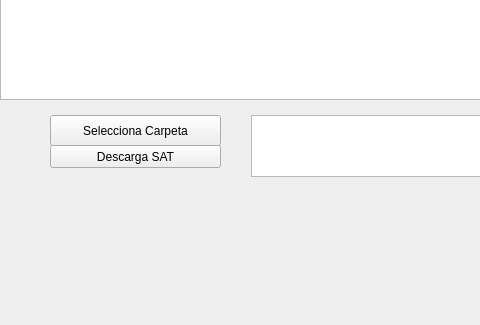
Before: the Qt Designer form mainwindowV2.ui in serranoycandela/huiini, drawn with Qt 5; both pictures show x 0 to 480 and y 342 to 667 of the 1342 by 667 pixel window.
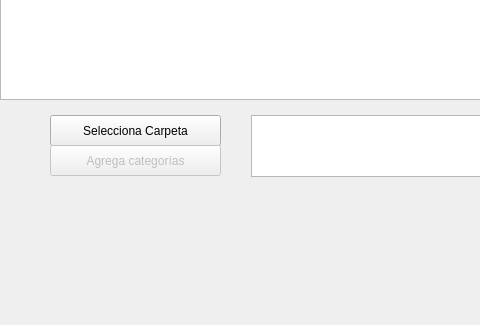
After: the same form once the commit is applied.

```diff
--- a/mainwindowV2.ui
+++ b/mainwindowV2.ui
@@ -152,17 +152,20 @@
      <string/>
     </property>
    </widget>
-   <widget class="QPushButton" name="descarga_bt">
+   <widget class="QPushButton" name="agrega_cats">
+    <property name="enabled">
+     <bool>false</bool>
+    </property>
     <property name="geometry">
      <rect>
       <x>50</x>
       <y>470</y>
       <width>171</width>
-      <height>23</height>
+      <height>31</height>
      </rect>
     </property>
     <property name="text">
-     <string>Descarga SAT</string>
+     <string>Agrega categorías</string>
     </property>
    </widget>
    <widget class="QPushButton" name="botonCancela">
```
